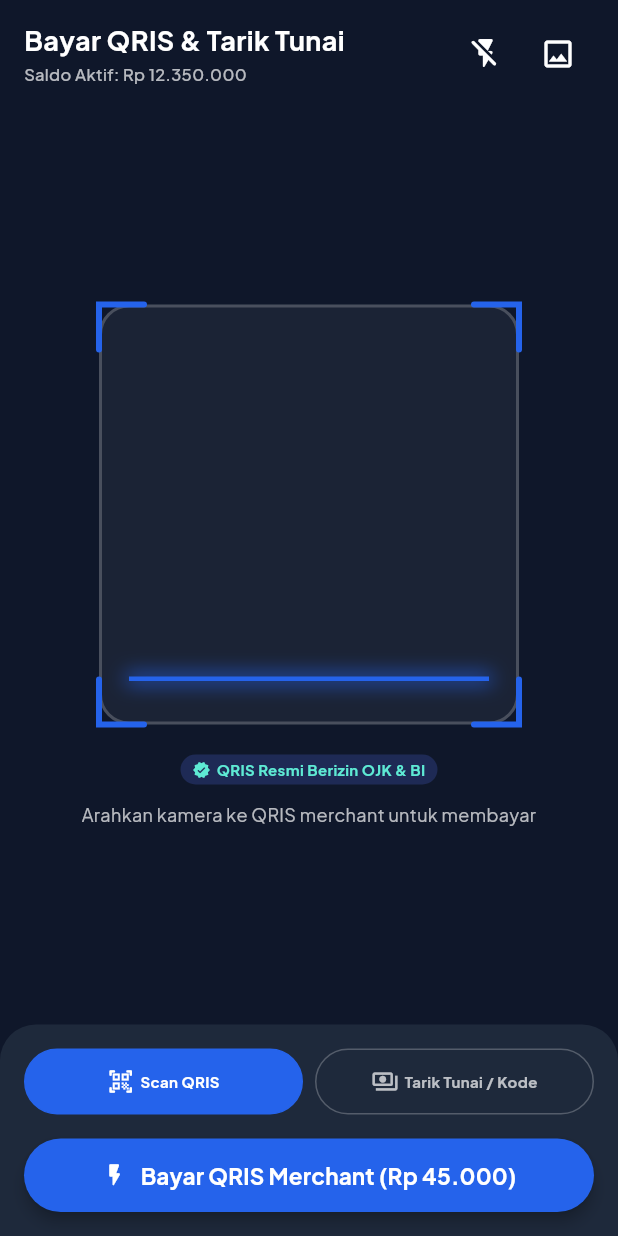
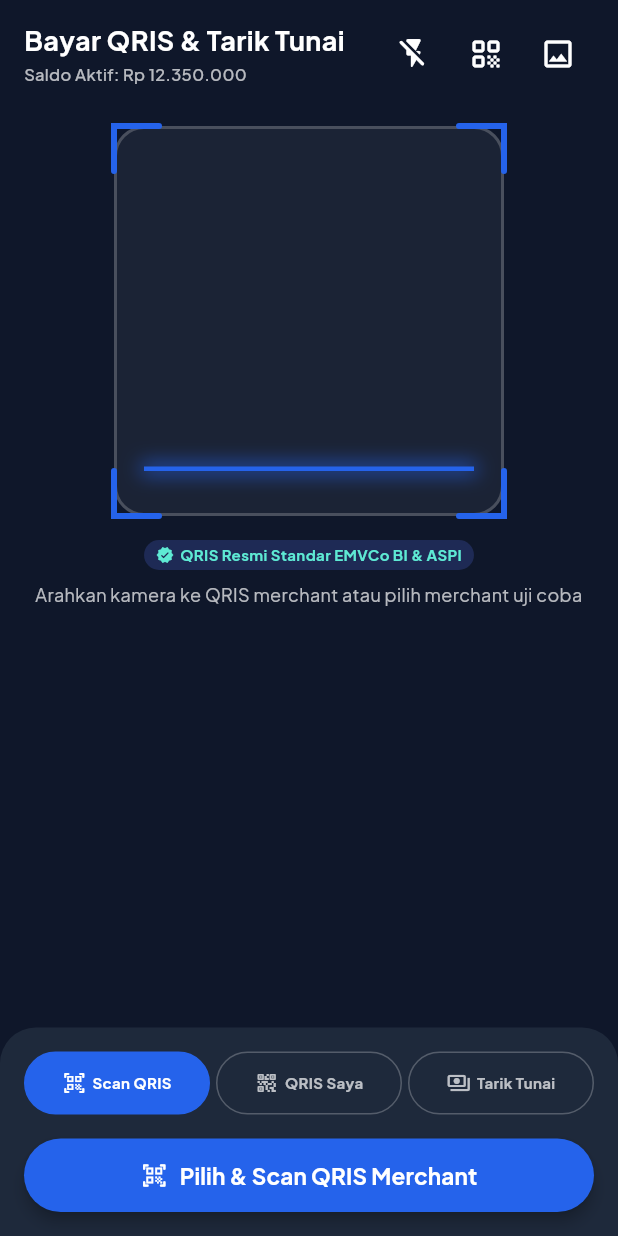
Before and after one commit to aliakbaridrus/finpay, a Flutter app: the PayPage screen opened directly, on a phone screen of 412 x 824 dp. Run offline on Flutter 3.47's test engine with Material 3 defaults, Android fonts, the phone set to English and light mode, and no system bars; our stand-ins replace google_fonts, qr_flutter; network calls fail.

Commit message:
feat(pay): integrate end-to-end QRIS scanner, My QRIS tab, paste QRIS dialog and receipt

```diff
--- a/lib/features/pay/pay_page.dart
+++ b/lib/features/pay/pay_page.dart
@@ -5,10 +5,17 @@ import '../../core/theme/app_dimens.dart';
 import '../../core/theme/app_text_styles.dart';
 import '../../core/utils/currency_formatter.dart';
 import '../../data/dummy/dummy_data.dart';
+import '../../data/models/qris_model.dart';
+import '../../data/services/qris_service.dart';
 import '../../data/services/wallet_service.dart';
 import '../../shared/widgets/pill_badge.dart';
+import '../../shared/widgets/qris_code_card.dart';
+import '../account/pages/my_qr_page.dart';
+import 'widgets/qris_confirm_sheet.dart';
+import 'widgets/qris_merchant_picker_sheet.dart';
+import 'widgets/qris_receipt_sheet.dart';
 
-/// Halaman Bayar QRIS & Tarik Tunai FinPay terintegrasi WalletService (Bagian Ali).
+/// Halaman Bayar QRIS, QRIS Saya, & Tarik Tunai FinPay terintegrasi QrisService & WalletService (Bagian Ali).
 class PayPage extends StatefulWidget {
   const PayPage({super.key});
 
@@ -18,7 +25,7 @@ class PayPage extends StatefulWidget {
 
 class _PayPageState extends State<PayPage> with SingleTickerProviderStateMixin {
   bool _isFlashOn = false;
-  int _selectedMode = 0; // 0: Scan QRIS, 1: Kode Bayar / Tarik Tunai
+  int _selectedMode = 0; // 0: Scan QRIS, 1: QRIS Saya, 2: Tarik Tunai
   late AnimationController _animationController;
 
   @override
@@ -36,32 +43,116 @@ class _PayPageState extends State<PayPage> with SingleTickerProviderStateMixin {
     super.dispose();
   }
 
-  Future<void> _onProcessAction() async {
+  /// Alur lengkap pembayaran QRIS dari string EMVCo QRIS:
+  /// 1. Parse & validasi CRC16 via [QrisService.scan]
+  /// 2. Tampilkan lembar konfirmasi [showQrisConfirmSheet]
+  /// 3. Potong saldo & catat transaksi via [WalletService.payWithQris]
+  /// 4. Tampilkan struk digital [showQrisReceipt]
+  Future<void> _handleScannedQrisString(String rawQris) async {
+    final QrisPayload payload;
+    try {
+      payload = QrisService.instance.scan(rawQris);
+    } on QrisFormatException catch (e) {
+      if (!mounted) return;
+      ScaffoldMessenger.of(context).showSnackBar(
+        SnackBar(content: Text(e.message)),
+      );
+      return;
+    }
+
+    final approvedAmount = await showQrisConfirmSheet(context, payload);
+    if (approvedAmount == null || !mounted) return;
+
     final timeFormatted = TimeOfDay.now().format(context);
-
-    if (_selectedMode == 0) {
-      // Mode 0: Bayar dengan Scan QRIS via WalletService
     try {
+      final fee = QrisService.instance.adminFee(approvedAmount);
       final trx = await WalletService.instance.payWithQris(
-          merchantName: 'Kopi Kenangan Sudirman',
-          amount: 45000,
+        merchantName: payload.merchantName,
+        merchantCity: payload.merchantCity,
+        nmid: payload.nmid,
+        amount: approvedAmount,
+        adminFee: fee,
         timeFormatted: timeFormatted,
       );
       if (!mounted) return;
-        _showSuccessDialog(
-          title: 'Pembayaran QRIS Sukses! 📱',
-          amountText: CurrencyFormatter.rupiah(trx.amount, withSign: true),
-          subtitle:
-              'Merchant: Kopi Kenangan Sudirman\nNo. Ref: ${trx.referenceNumber}\nSisa Saldo Cash: ${CurrencyFormatter.rupiah(DummyData.cashBalance)}',
+      setState(() {});
+      await showQrisReceipt(
+        context,
+        transaction: trx,
+        payload: payload,
       );
+      if (mounted) setState(() {});
     } catch (e) {
       if (!mounted) return;
       ScaffoldMessenger.of(context).showSnackBar(
         SnackBar(content: Text(e.toString().replaceFirst('Exception: ', ''))),
       );
     }
+  }
+
+  Future<void> _openMerchantPicker() async {
+    final merchant = await showQrisMerchantPicker(context);
+    if (merchant == null || !mounted) return;
+    await _handleScannedQrisString(merchant.qrisString);
+  }
+
+  Future<void> _showPasteQrisDialog() async {
+    final controller = TextEditingController();
+    final raw = await showDialog<String>(
+      context: context,
+      builder: (context) => AlertDialog(
+        shape: RoundedRectangleBorder(borderRadius: AppRadius.xlAll),
+        title: Text('Input / Tempel Kode QRIS', style: AppTextStyles.h3),
+        content: Column(
+          mainAxisSize: MainAxisSize.min,
+          crossAxisAlignment: CrossAxisAlignment.start,
+          children: [
+            Text(
+              'Tempel string payload QRIS EMVCo (diawali 000201... dan diakhiri checksum CRC16):',
+              style: AppTextStyles.bodySmall,
+            ),
+            const SizedBox(height: AppSpacing.md),
+            TextField(
+              controller: controller,
+              maxLines: 3,
+              decoration: InputDecoration(
+                hintText: '00020101021226...',
+                border: OutlineInputBorder(borderRadius: AppRadius.mdAll),
+              ),
+            ),
+          ],
+        ),
+        actions: [
+          TextButton(
+            onPressed: () => Navigator.pop(context),
+            child: const Text('Batal'),
+          ),
+          ElevatedButton(
+            onPressed: () => Navigator.pop(context, controller.text),
+            style: ElevatedButton.styleFrom(
+              backgroundColor: AppColors.primary,
+              foregroundColor: Colors.white,
+            ),
+            child: const Text('Proses QRIS'),
+          ),
+        ],
+      ),
+    );
+    if (raw == null || raw.trim().isEmpty || !mounted) return;
+    await _handleScannedQrisString(raw);
+  }
+
+  Future<void> _onProcessAction() async {
+    if (_selectedMode == 0) {
+      await _openMerchantPicker();
+    } else if (_selectedMode == 1) {
+      await Navigator.push<void>(
+        context,
+        MaterialPageRoute(builder: (_) => const MyQrPage()),
+      );
+      if (mounted) setState(() {});
     } else {
-      // Mode 1: Buat Kode Tarik Tunai ATM via WalletService
+      final timeFormatted = TimeOfDay.now().format(context);
       try {
         final res = await WalletService.instance.createCashoutCode(
           amount: 200000,
@@ -69,7 +160,7 @@ class _PayPageState extends State<PayPage> with SingleTickerProviderStateMixin {
           timeFormatted: timeFormatted,
         );
         if (!mounted) return;
-        _showSuccessDialog(
+        _showCashoutSuccessDialog(
           title: 'Kode Tarik Tunai Dibuat! 🏧',
           amountText: CurrencyFormatter.rupiah(-200000, withSign: true),
           subtitle:
@@ -84,7 +175,7 @@ class _PayPageState extends State<PayPage> with SingleTickerProviderStateMixin {
     }
   }
 
-  void _showSuccessDialog({
+  void _showCashoutSuccessDialog({
     required String title,
     required String amountText,
     required String subtitle,
@@ -148,6 +239,8 @@ class _PayPageState extends State<PayPage> with SingleTickerProviderStateMixin {
 
   @override
   Widget build(BuildContext context) {
+    final myQrisPayload = QrisService.instance.myQris();
+
     return Scaffold(
       backgroundColor: const Color(0xFF0F172A),
       body: SafeArea(
@@ -172,14 +265,15 @@ class _PayPageState extends State<PayPage> with SingleTickerProviderStateMixin {
                       const SizedBox(height: 2),
                       Text(
                         'Saldo Aktif: ${CurrencyFormatter.rupiah(DummyData.cashBalance)}',
-                        style:
-                            AppTextStyles.caption.copyWith(color: Colors.white70),
+                        style: AppTextStyles.caption
+                            .copyWith(color: Colors.white70),
                       ),
                     ],
                   ),
                   Row(
                     children: [
                       IconButton(
+                        tooltip: 'Lampu Flash',
                         onPressed: () =>
                             setState(() => _isFlashOn = !_isFlashOn),
                         icon: Icon(
@@ -190,14 +284,16 @@ class _PayPageState extends State<PayPage> with SingleTickerProviderStateMixin {
                         ),
                       ),
                       IconButton(
-                        onPressed: () {
-                          ScaffoldMessenger.of(context).showSnackBar(
-                            const SnackBar(
-                              content:
-                                  Text('Membuka Galeri Foto untuk QRIS...'),
+                        tooltip: 'Input / Tempel Kode QRIS',
+                        onPressed: _showPasteQrisDialog,
+                        icon: const Icon(
+                          Icons.qr_code_rounded,
+                          color: Colors.white,
                         ),
-                          );
-                        },
+                      ),
+                      IconButton(
+                        tooltip: 'Pilih Merchant / Galeri QRIS',
+                        onPressed: _openMerchantPicker,
                         icon: const Icon(
                           Icons.image_outlined,
                           color: Colors.white,
@@ -210,19 +306,30 @@ class _PayPageState extends State<PayPage> with SingleTickerProviderStateMixin {
             ),
 
             Expanded(
-              child: Padding(
+              child: SingleChildScrollView(
                 padding: const EdgeInsets.symmetric(horizontal: AppSpacing.xl),
                 child: Column(
                   mainAxisAlignment: MainAxisAlignment.center,
                   children: [
-                    // Scanner Frame Container
+                    const SizedBox(height: AppSpacing.md),
+                    if (_selectedMode == 1)
+                      ConstrainedBox(
+                        constraints: const BoxConstraints(maxWidth: 320),
+                        child: QrisCodeCard(
+                          data: myQrisPayload.encode(),
+                          merchantName: myQrisPayload.merchantName,
+                          nmid: myQrisPayload.nmid,
+                          size: 180,
+                        ),
+                      )
+                    else
                       Center(
                         child: Stack(
                           alignment: Alignment.center,
                           children: [
                             Container(
-                            width: 280,
-                            height: 280,
+                              width: 260,
+                              height: 260,
                               decoration: BoxDecoration(
                                 color: Colors.white.withValues(alpha: 0.05),
                                 borderRadius: AppRadius.xlAll,
@@ -233,8 +340,8 @@ class _PayPageState extends State<PayPage> with SingleTickerProviderStateMixin {
                               ),
                             ),
                             SizedBox(
-                            width: 280,
-                            height: 280,
+                              width: 260,
+                              height: 260,
                               child: CustomPaint(
                                 painter:
                                     _QRScannerPainter(color: AppColors.primary),
@@ -245,9 +352,9 @@ class _PayPageState extends State<PayPage> with SingleTickerProviderStateMixin {
                                 animation: _animationController,
                                 builder: (context, child) {
                                   return Positioned(
-                                  top: 20 + (_animationController.value * 240),
+                                    top: 18 + (_animationController.value * 220),
                                     child: Container(
-                                    width: 240,
+                                      width: 220,
                                       height: 3,
                                       decoration: BoxDecoration(
                                         color: AppColors.primary,
@@ -264,7 +371,7 @@ class _PayPageState extends State<PayPage> with SingleTickerProviderStateMixin {
                                   );
                                 },
                               ),
-                          if (_selectedMode == 1)
+                            if (_selectedMode == 2)
                               Container(
                                 padding: const EdgeInsets.all(AppSpacing.md),
                                 decoration: BoxDecoration(
@@ -275,11 +382,11 @@ class _PayPageState extends State<PayPage> with SingleTickerProviderStateMixin {
                                   mainAxisSize: MainAxisSize.min,
                                   children: [
                                     const Icon(
-                                    Icons.qr_code_2_rounded,
-                                    size: 180,
-                                    color: AppColors.textPrimary,
+                                      Icons.payments_rounded,
+                                      size: 120,
+                                      color: AppColors.primary,
                                     ),
-                                  const SizedBox(height: 4),
+                                    const SizedBox(height: 8),
                                     Text(
                                       '8819 2819 0192 4819',
                                       style: AppTextStyles.label
@@ -291,22 +398,25 @@ class _PayPageState extends State<PayPage> with SingleTickerProviderStateMixin {
                           ],
                         ),
                       ),
-                    const SizedBox(height: AppSpacing.xl),
+                    const SizedBox(height: AppSpacing.lg),
                     const PillBadge(
-                      label: 'QRIS Resmi Berizin OJK & BI',
+                      label: 'QRIS Resmi Standar EMVCo BI & ASPI',
                       leadingIcon: Icons.verified_rounded,
                       backgroundColor: Color(0xFF1E2A55),
                       foregroundColor: AppColors.mint,
                     ),
-                    const SizedBox(height: AppSpacing.md),
+                    const SizedBox(height: AppSpacing.sm),
                     Text(
                       _selectedMode == 0
-                          ? 'Arahkan kamera ke QRIS merchant untuk membayar'
+                          ? 'Arahkan kamera ke QRIS merchant atau pilih merchant uji coba'
+                          : _selectedMode == 1
+                              ? 'Tunjukkan QRIS kamu untuk menerima saldo dari bank / e-wallet lain'
                               : 'Gunakan kode tarik tunai untuk penarikan di ATM / Retail',
                       textAlign: TextAlign.center,
                       style: AppTextStyles.bodySmall
                           .copyWith(color: Colors.white70),
                     ),
+                    const SizedBox(height: AppSpacing.md),
                   ],
                 ),
               ),
@@ -331,13 +441,22 @@ class _PayPageState extends State<PayPage> with SingleTickerProviderStateMixin {
                           onTap: () => setState(() => _selectedMode = 0),
                         ),
                       ),
-                      const SizedBox(width: AppSpacing.sm),
+                      const SizedBox(width: AppSpacing.xs),
                       Expanded(
                         child: _ModeTab(
-                          label: 'Tarik Tunai / Kode',
-                          icon: Icons.payments_outlined,
+                          label: 'QRIS Saya',
+                          icon: Icons.qr_code_2_rounded,
                           isSelected: _selectedMode == 1,
                           onTap: () => setState(() => _selectedMode = 1),
+                        ),
+                      ),
+                      const SizedBox(width: AppSpacing.xs),
+                      Expanded(
+                        child: _ModeTab(
+                          label: 'Tarik Tunai',
+                          icon: Icons.payments_outlined,
+                          isSelected: _selectedMode == 2,
+                          onTap: () => setState(() => _selectedMode = 2),
                         ),
                       ),
                     ],
@@ -347,13 +466,19 @@ class _PayPageState extends State<PayPage> with SingleTickerProviderStateMixin {
                     width: double.infinity,
                     child: ElevatedButton.icon(
                       onPressed: _onProcessAction,
-                      icon: const Icon(
-                        Icons.flash_on_rounded,
+                      icon: Icon(
+                        _selectedMode == 0
+                            ? Icons.qr_code_scanner_rounded
+                            : _selectedMode == 1
+                                ? Icons.open_in_full_rounded
+                                : Icons.flash_on_rounded,
                         color: Colors.white,
                       ),
                       label: Text(
                         _selectedMode == 0
-                            ? 'Bayar QRIS Merchant (Rp 45.000)'
+                            ? 'Pilih & Scan QRIS Merchant'
+                            : _selectedMode == 1
+                                ? 'Atur Nominal / Terima Pembayaran QRIS'
                                 : 'Buat Kode Tarik Tunai (Rp 200.000)',
                         style: const TextStyle(
                           color: Colors.white,
@@ -411,15 +536,18 @@ class _ModeTab extends StatelessWidget {
           children: [
             Icon(
               icon,
-              size: 18,
+              size: 16,
               color: isSelected ? Colors.white : Colors.white70,
             ),
-            const SizedBox(width: AppSpacing.xs),
-            Text(
+            const SizedBox(width: 4),
+            Flexible(
+              child: Text(
                 label,
+                overflow: TextOverflow.ellipsis,
                 style: AppTextStyles.labelSmall.copyWith(
                   color: isSelected ? Colors.white : Colors.white70,
                   fontWeight: FontWeight.w700,
+                ),
               ),
             ),
           ],
```
Lines whose indentation alone changed are shown as unchanged.
